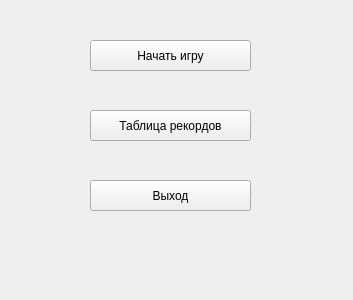
The window that menu.ui (goeti/tetris) describes before a commit, drawn with Qt 5.
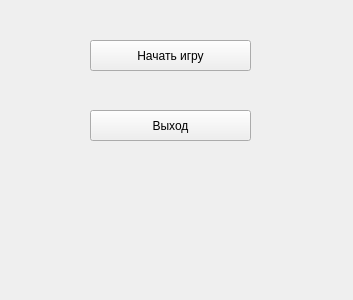
The same window after the commit.

What changed in the file:
```diff
--- a/menu.ui
+++ b/menu.ui
@@ -30,26 +30,13 @@
    <property name="geometry">
     <rect>
      <x>90</x>
-     <y>180</y>
-     <width>161</width>
-     <height>31</height>
-    </rect>
-   </property>
-   <property name="text">
-    <string>Выход</string>
-   </property>
-  </widget>
-  <widget class="QPushButton" name="b2">
-   <property name="geometry">
-    <rect>
-     <x>90</x>
      <y>110</y>
      <width>161</width>
      <height>31</height>
     </rect>
    </property>
    <property name="text">
-    <string>Таблица рекордов</string>
+    <string>Выход</string>
    </property>
   </widget>
  </widget>
```
